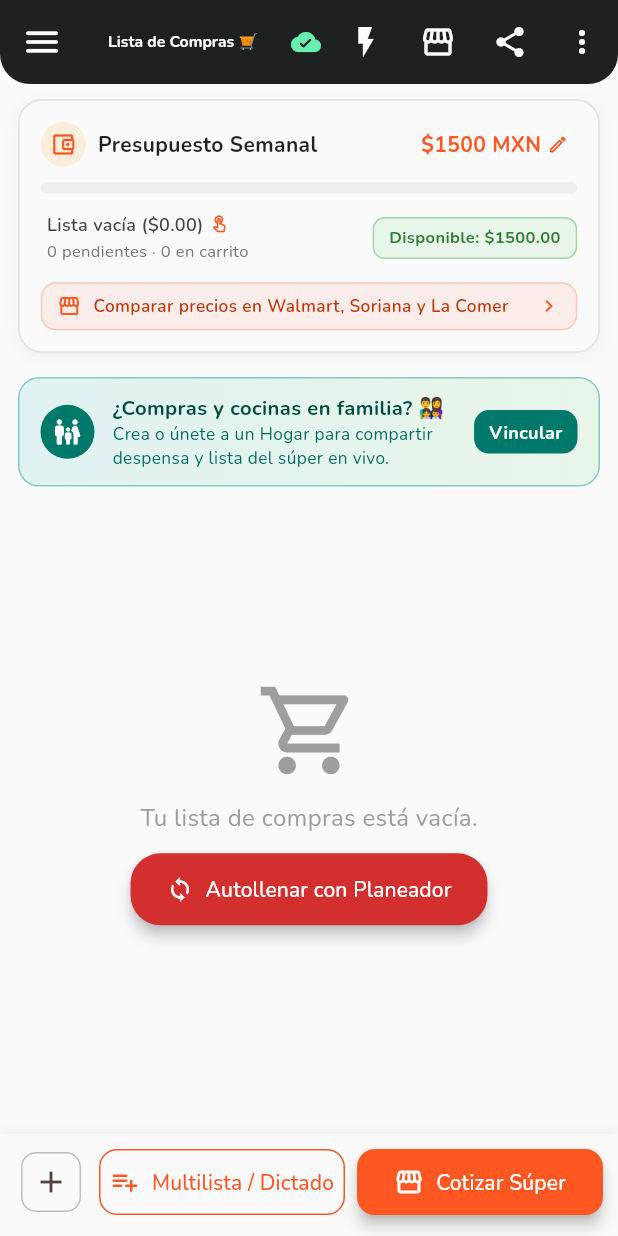
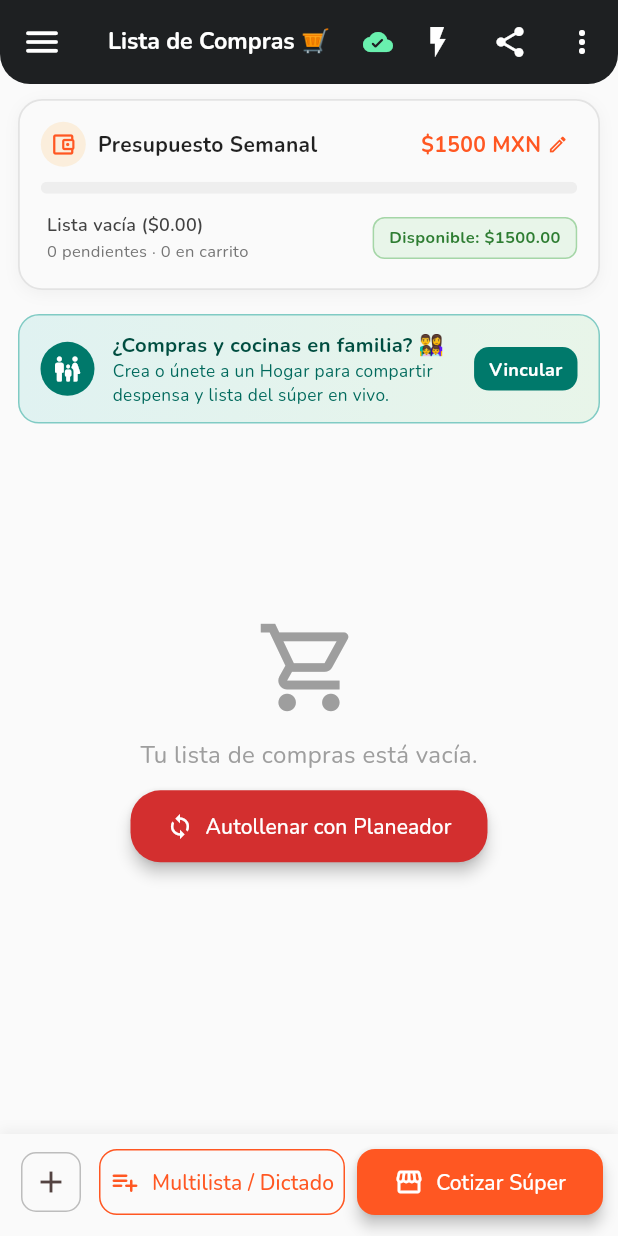
Before and after one commit to alainmichelfl/app_recetas, a Flutter app: the PantallaCarrito screen opened directly, on a phone screen of 412 x 824 dp. Run offline on Flutter 3.47's test engine with Material 3 defaults, Android fonts, the phone set to English and light mode, and no system bars; our stand-ins replace google_fonts, google_generative_ai, image_picker, share_plus, shared_preferences, speech_to_text and 2 more; missing offline and left inert: add_2_calendar; accounts and stored records are empty.

Commit message:
fix(carrito): consolidar accesos duplicados al cotizador en boton canonico inferior

```diff
--- a/lib/pantalla_carrito.dart
+++ b/lib/pantalla_carrito.dart
@@ -665,19 +665,12 @@ class _PantallaCarritoState extends State<PantallaCarrito> {
             mainAxisAlignment: MainAxisAlignment.spaceBetween,
             children: [
               Expanded(
-                child: InkWell(
-                  onTap: mostrarModalCotizaciones,
-                  borderRadius: BorderRadius.circular(8),
                 child: Padding(
                   padding: const EdgeInsets.symmetric(vertical: 2, horizontal: 4),
                   child: Column(
                     crossAxisAlignment: CrossAxisAlignment.start,
                     children: [
-                        Row(
-                          mainAxisSize: MainAxisSize.min,
-                          children: [
-                            Flexible(
-                              child: Text(
+                      Text(
                         _mejorCotizacion != null && _mejorCotizacion!.total > 0
                             ? 'Estimado: \$${estimado.toStringAsFixed(2)} (${_mejorCotizacion!.nombreSupermercado})'
                             : (items.isEmpty
@@ -691,15 +684,6 @@ class _PantallaCarritoState extends State<PantallaCarrito> {
                         maxLines: 1,
                         overflow: TextOverflow.ellipsis,
                       ),
-                            ),
-                            const SizedBox(width: 4),
-                            const Icon(
-                              Icons.touch_app_outlined,
-                              size: 13,
-                              color: Colors.deepOrange,
-                            ),
-                          ],
-                        ),
                       const SizedBox(height: 2),
                       Text(
                         '$pendientes pendientes · $comprados en carrito',
@@ -707,7 +691,6 @@ class _PantallaCarritoState extends State<PantallaCarrito> {
                             TextStyle(fontSize: isLandscape ? 10 : 11, color: Colors.grey.shade600),
                       ),
                     ],
-                    ),
                   ),
                 ),
               ),
@@ -742,41 +725,6 @@ class _PantallaCarritoState extends State<PantallaCarrito> {
                 ),
               ),
             ],
-          ),
-          SizedBox(height: isLandscape ? 6 : 10),
-          InkWell(
-            onTap: mostrarModalCotizaciones,
-            borderRadius: BorderRadius.circular(10),
-            child: Container(
-              width: double.infinity,
-              padding: EdgeInsets.symmetric(vertical: isLandscape ? 5 : 7, horizontal: 10),
-              decoration: BoxDecoration(
-                color: Colors.deepOrange.withValues(alpha: 0.08),
-                borderRadius: BorderRadius.circular(10),
-                border: Border.all(
-                  color: Colors.deepOrange.withValues(alpha: 0.25),
-                ),
-              ),
-              child: Row(
-                children: [
-                  const Icon(Icons.storefront, size: 16, color: Colors.deepOrange),
-                  const SizedBox(width: 8),
-                  Expanded(
-                    child: Text(
-                      'Comparar precios en Walmart, Soriana y La Comer',
-                      style: TextStyle(
-                        fontSize: isLandscape ? 11 : 11.5,
-                        fontWeight: FontWeight.w600,
-                        color: Colors.deepOrange.shade900,
-                      ),
-                      maxLines: 1,
-                      overflow: TextOverflow.ellipsis,
-                    ),
-                  ),
-                  const Icon(Icons.chevron_right, size: 16, color: Colors.deepOrange),
-                ],
-              ),
-            ),
           ),
 
           // 🛒 Barra de Progreso de Artículos en el Carrito ("¡Faltan X cosas!")
@@ -2177,12 +2125,6 @@ class _PantallaCarritoState extends State<PantallaCarrito> {
               );
             },
           ),
-          // 🛒 Cotizar en Supermercados
-          IconButton(
-            tooltip: 'Cotizar en supermercados',
-            icon: const Icon(Icons.storefront, color: Colors.white),
-            onPressed: _estaCargando ? null : mostrarModalCotizaciones,
-          ),
           // 🧾 Exportar Ticket / Compartir Lista Inteligente (Mejora 4)
           IconButton(
             tooltip: 'Exportar Ticket / Compartir Lista',
```
Lines whose indentation alone changed are shown as unchanged.
